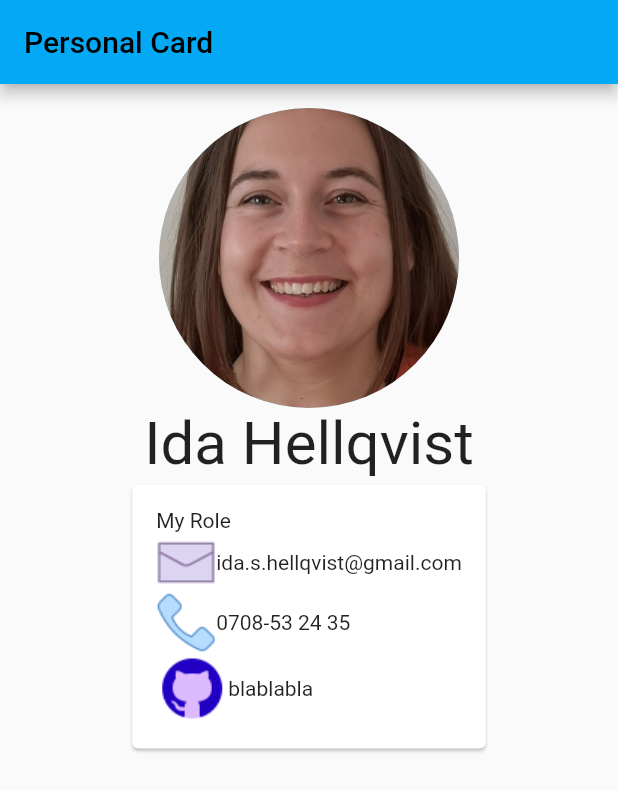
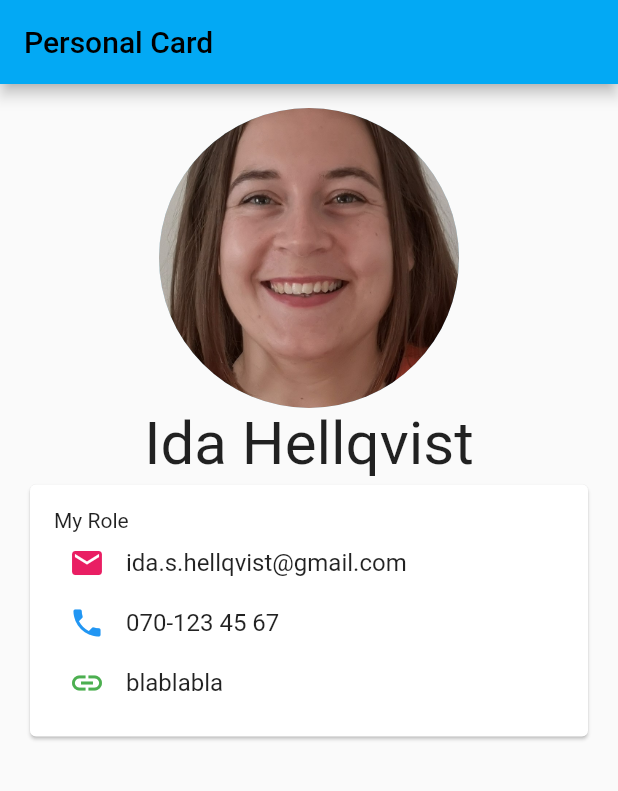
Before and after one commit to littlepadawan/intro-to-flutter, a Flutter app: the screen it shows after launch, on a phone screen of 412 x 824 dp. Shown: the top 791 px of the screen. Run offline on Flutter 3.47's test engine with Material 2 defaults, Android fonts, the phone set to English and light mode, and no system bars; our stand-ins replace google_fonts; Roboto replaces fonts that are missing (Zeyada).

Commit message:
Card images -> icons. Card layout -> ListTiles

```diff
--- a/my_app/lib/main.dart
+++ b/my_app/lib/main.dart
@@ -70,9 +70,10 @@ class PersonalCard extends StatelessWidget {
             Text(
               'My Role',
             ),
-            cardRow('images/icons8-email-40.png', 'ida.s.hellqvist@gmail.com'),
-            cardRow('images/icons8-phone-40.png', '0708-53 24 35'),
-            cardRow('images/icons8-github-48.png', 'blablabla'),
+            cardRow(
+                Icons.mail, Colors.pink, 'Email', 'ida.s.hellqvist@gmail.com'),
+            cardRow(Icons.phone, Colors.blue, 'Phone number', '070-123 45 67'),
+            cardRow(Icons.link, Colors.green, 'Link to web page', 'blablabla'),
           ],
         ),
       )),
@@ -80,19 +81,16 @@ class PersonalCard extends StatelessWidget {
   }
 }
 
-Widget cardRow(String iconPath, String details) {
-  return Row(
-    mainAxisSize: MainAxisSize.min, // Height of rows
-    crossAxisAlignment: CrossAxisAlignment.center,
-    children: [
-      Image.asset(iconPath),
-      Text(details),
-      // Expanded(
-      //   child: Image.asset(iconPath),
-      // ),
-      // Expanded(
-      //   child: Text(details),
-      // )
-    ],
+Widget cardRow(IconData icon, Color color, String label, String details) {
+  return ListTile(
+    contentPadding: const EdgeInsets.symmetric(horizontal: 10),
+    horizontalTitleGap: -2,
+    visualDensity: const VisualDensity(vertical: -4),
+    leading: Icon(
+      icon,
+      color: color,
+      semanticLabel: label,
+    ),
+    title: Text(details),
   );
 }
```
Also changed, not shown: my_app/images/icons8-email-40.png (deleted), my_app/images/icons8-github-48.png (deleted), my_app/images/icons8-phone-40.png (deleted).
